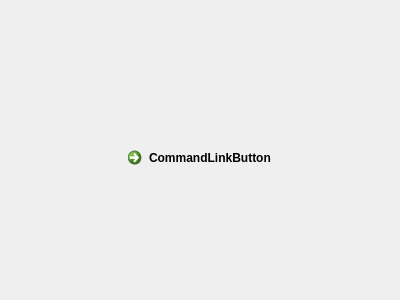
Before: the Qt Designer form settingswindow.ui in TheoFRASSI/GaleriePhotoIHM, drawn with Qt 5.
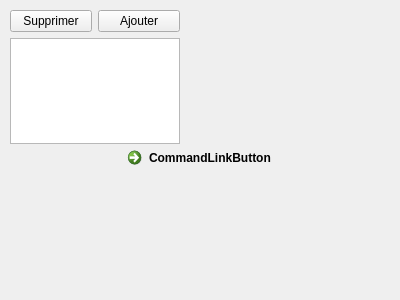
After: the same form once the commit is applied.

Commit message: page photo : affichage des images enregistrées sur la bdd; page setting : ajout ListWidget pour selection des chemins de dossier d'image

Diff of the .ui file:
```diff
--- a/settingswindow.ui
+++ b/settingswindow.ui
@@ -26,6 +26,39 @@
     <string>CommandLinkButton</string>
    </property>
   </widget>
+  <widget class="QWidget" name="verticalLayoutWidget">
+   <property name="geometry">
+    <rect>
+     <x>10</x>
+     <y>10</y>
+     <width>170</width>
+     <height>134</height>
+    </rect>
+   </property>
+   <layout class="QVBoxLayout" name="settingPathVertLayout">
+    <item>
+     <layout class="QHBoxLayout" name="buttonsPathHorizLayout">
+      <item>
+       <widget class="QPushButton" name="supprPathPushButton">
+        <property name="text">
+         <string>Supprimer</string>
+        </property>
+       </widget>
+      </item>
+      <item>
+       <widget class="QPushButton" name="addPathPushButton">
+        <property name="text">
+         <string>Ajouter</string>
+        </property>
+       </widget>
+      </item>
+     </layout>
+    </item>
+    <item>
+     <widget class="QListWidget" name="pathListWidget"/>
+    </item>
+   </layout>
+  </widget>
  </widget>
  <resources/>
  <connections/>
```
The commit also changes 7 other files.
